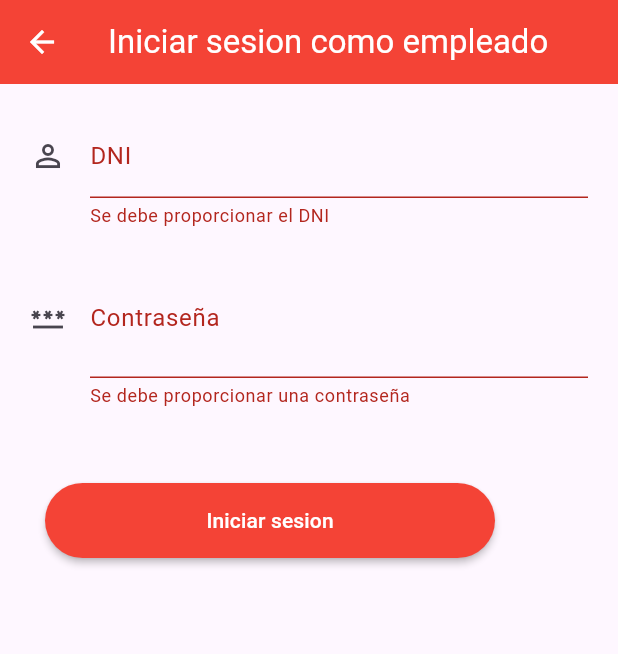
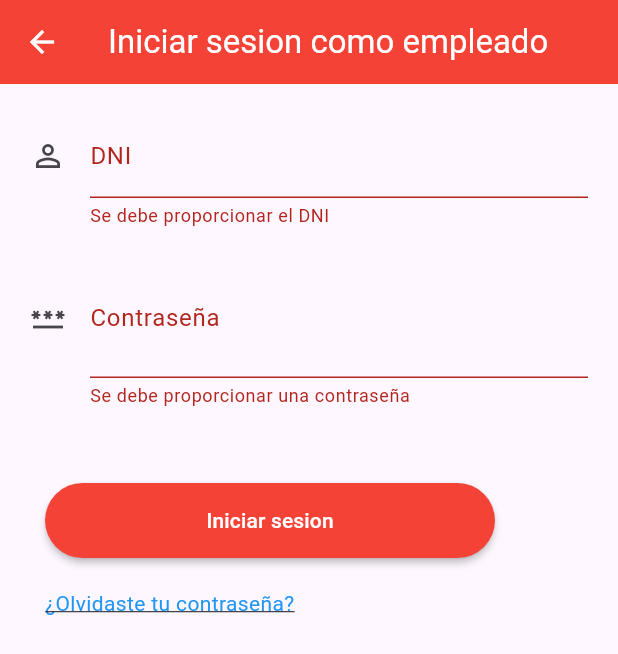
Before and after one commit to 4dominic888/Banco-Alimentos-Cajamarca-App, a Flutter app: the LoginEmpleadoScreen screen opened directly, after a tap on "Iniciar sesion", on a phone screen of 412 x 824 dp. Shown: the top 654 px of the screen. Run offline on Flutter 3.47's test engine with Material 3 defaults, Android fonts, the phone set to English and light mode, and no system bars; drawn by our look-alikes of overlay_support; our stand-ins replace dartx, dropdown_search, file_picker, flutter_svg, get_it, jwt_decoder and 3 more; missing offline and left inert: animated_floating_buttons, double_linked_list, drop_down_search_field, excel, file_selector, syncfusion_flutter_pdf; accounts and stored records are empty; statements that could not run were skipped.

Commit message:
modularizando widgets comunes de tipo textformfield

```diff
--- a/lib/presentation/empleados/implementations/employee_service_implement.dart
+++ b/lib/presentation/empleados/implementations/employee_service_implement.dart
@@ -78,11 +78,9 @@ interface class EmployeeServiceImplement extends EmployeeServiceBase{
   @override
   Future<Result<bool>> recuperarPassword(String dni, {required String newPassword, required String code}) async {
     try {
-      await AuthUtils.refreshingToken();
       final response = await ExpressBackend.solicitude('employee/recovery-password',
         RequestType.post,
         body: { 'dni': dni, 'password': newPassword, 'code': code },
-        needPermission: true
       );
       return Result.success(data: response['status']);
     } catch (e) {
--- a/lib/presentation/empleados/login/screens/login_empleado_screen.dart
+++ b/lib/presentation/empleados/login/screens/login_empleado_screen.dart
@@ -1,7 +1,10 @@
 import 'package:bancalcaj_app/domain/services/employee_service_base.dart';
 import 'package:bancalcaj_app/infrastructure/auth_utils.dart';
+import 'package:bancalcaj_app/presentation/empleados/login/screens/recuperar_password.dart';
+import 'package:bancalcaj_app/presentation/widgets/dni_form_field.dart';
 import 'package:bancalcaj_app/presentation/widgets/loading_process_button.dart';
 import 'package:bancalcaj_app/presentation/widgets/notification_message.dart';
+import 'package:bancalcaj_app/presentation/widgets/password_form_field.dart';
 import 'package:flutter/material.dart';
 import 'package:flutter/services.dart';
 import 'package:get_it/get_it.dart';
@@ -18,19 +21,17 @@ class LoginEmpleadoScreen extends StatefulWidget {
 class _LoginEmpleadoScreenState extends State<LoginEmpleadoScreen> {
 
   final _formkey = GlobalKey<FormState>();
-  final _dniKey = GlobalKey<FormFieldState>();
-  final _passwordKey = GlobalKey<FormFieldState>();
+  final _dniKey = GlobalKey<FormFieldState<String>>();
+  final _passwordKey = GlobalKey<FormFieldState<String>>();
 
   final _btnController = RoundedLoadingButtonController();
 
   final _employeeService = GetIt.I<EmployeeServiceBase>();
 
-  bool _showPassword = false;
-
   Future<void> onLogin() async {
     if(_formkey.currentState!.validate()){
-      final dni = _dniKey.currentState!.value;
-      final password = _passwordKey.currentState!.value;
+      final dni = _dniKey.currentState!.value!;
+      final password = _passwordKey.currentState!.value!;
 
       final result = await _employeeService.login(dni, password);
 
@@ -74,41 +75,15 @@ class _LoginEmpleadoScreenState extends State<LoginEmpleadoScreen> {
                 //* DNI Field
                 Padding(
                   padding: const EdgeInsets.all(20),
-                  child: TextFormField(
-                    key: _dniKey,
-                    keyboardType: TextInputType.number,
-                    inputFormatters: [
-                      FilteringTextInputFormatter.digitsOnly,
-                      LengthLimitingTextInputFormatter(8)
-                    ],
-                    decoration: const InputDecoration(
-                      label: Text('DNI'),
-                      icon: Icon(Icons.perm_identity)
-                    ),
-                    validator: (value) {
-                      if(value == null || value.isEmpty) return 'Se debe proporcionar el DNI';
-                      if(value.length != 8) return 'Un DNI debe tener 8 caracteres numericos';
-                      return null;
-                    },
-                  ),
+                  child: DNIFormField(formKey: _dniKey),
                 ),
 
                 //* Password field
                 Padding(
                   padding: const EdgeInsets.only(bottom: 20, right: 20, left: 20),
-                  child: TextFormField(
-                    key: _passwordKey,
-                    obscureText: !_showPassword,
-                    decoration: InputDecoration(
-                      suffix: IconButton(
-                        icon: Icon(_showPassword ? Icons.visibility : Icons.visibility_off),
-                        onPressed: (){
-                          setState(() => _showPassword = !_showPassword);
-                        },
-                      ),
-                      label: const Text('Contraseña'),
-                      icon: const Icon(Icons.password)
-                    ),
+                  child: PasswordFormField(
+                    label: 'Contraseña',
+                    formKey: _passwordKey,
                     validator: (value) {
                       if(value == null || value.trim().isEmpty) return 'Se debe proporcionar una contraseña';
                       return null;
@@ -124,8 +99,20 @@ class _LoginEmpleadoScreenState extends State<LoginEmpleadoScreen> {
                     color: Colors.red,
                     proccess: onLogin,
                   )
+                ),
+
+                Padding(
+                  padding: const EdgeInsets.only(bottom: 20, right: 20, left: 30),
+                  child: InkWell(
+                    child: const Text('¿Olvidaste tu contraseña?',
+                      style: TextStyle(
+                        decoration: TextDecoration.underline,
+                        color: Colors.blue,
+                      ),
+                    ),
+                    onTap: () => Navigator.push(context, MaterialPageRoute(builder: (_) => const RecuperarPassword())),
+                  ),
                 )
-
               ],
             ),
           ),
--- /dev/null
+++ b/lib/presentation/widgets/dni_form_field.dart
@@ -0,0 +1,30 @@
+import 'package:flutter/material.dart';
+import 'package:flutter/services.dart';
+
+class DNIFormField extends StatelessWidget {
+
+  final  GlobalKey<FormFieldState<String>> formKey;
+
+  const DNIFormField({super.key, required this.formKey});
+
+  @override
+  Widget build(BuildContext context) {
+    return TextFormField(
+      key: formKey,
+      keyboardType: TextInputType.number,
+      inputFormatters: [
+        FilteringTextInputFormatter.digitsOnly,
+        LengthLimitingTextInputFormatter(8)
+      ],
+      decoration: const InputDecoration(
+        label: Text('DNI'),
+        icon: Icon(Icons.perm_identity)
+      ),
+      validator: (value) {
+        if(value == null || value.isEmpty) return 'Se debe proporcionar el DNI';
+        if(value.length != 8) return 'Un DNI debe tener 8 caracteres numericos';
+        return null;
+      },
+    );
+  }
+}
--- /dev/null
+++ b/lib/presentation/widgets/password_form_field.dart
@@ -0,0 +1,80 @@
+import 'package:flutter/material.dart';
+
+class PasswordFormField extends StatefulWidget {
+
+  final String label;
+  final GlobalKey<FormFieldState<String>> formKey;
+  final String? Function(String? value)? validator;
+
+  const PasswordFormField({super.key, required this.label, required this.formKey, this.validator});
+
+  @override
+  State<PasswordFormField> createState() => _PasswordFormFieldState();
+}
+
+class _PasswordFormFieldState extends State<PasswordFormField> {
+
+  bool _showPassword = false;
+
+  @override
+  Widget build(BuildContext context) {
+    return TextFormField(
+      key: widget.formKey,
+      obscureText: !_showPassword,
+      decoration: InputDecoration(
+        suffix: IconButton(
+          icon: Icon(_showPassword ? Icons.visibility : Icons.visibility_off),
+          onPressed: (){
+            setState(() => _showPassword = !_showPassword);
+          },
+        ),
+        label: Text(widget.label),
+        icon: const Icon(Icons.password)
+      ),
+      validator: (value) {
+        if(value == null || value.trim().isEmpty) return 'Se debe proporcionar una contraseña';
+        value = value.trim();
+        if(value.length < 6) return 'Contraseña muy corta';
+        return null;
+      },
+    );
+  }
+}
+
+
+
+
+class VerifyPasswordFormField extends StatefulWidget {
+
+  final String? Function(String? value)? validator;
+  final GlobalKey<FormFieldState<String>> formKey;
+
+  const VerifyPasswordFormField({super.key, required this.formKey, this.validator});
+
+  @override
+  State<VerifyPasswordFormField> createState() => _VerifyPasswordFormFieldState();
+}
+
+class _VerifyPasswordFormFieldState extends State<VerifyPasswordFormField> {
+
+  bool _showPassword = false;
+
+  @override
+  Widget build(BuildContext context) {
+    return TextFormField(
+      key: widget.formKey,
+      obscureText: !_showPassword,
+      decoration: InputDecoration(
+        suffix: IconButton(
+          icon: Icon(_showPassword ? Icons.visibility : Icons.visibility_off),
+          onPressed: (){
+            setState(() => _showPassword = !_showPassword);
+          },
+        ),
+        label: const Text('Confirmar Contraseña'),
+        icon: const Icon(Icons.password)
+      ),
+      validator: widget.validator
+    );
+  }
+}
```
Also changed, not shown: lib/presentation/empleados/editar_cuenta/screens/editar_cuenta_screen.dart (+6 -85 lines).
